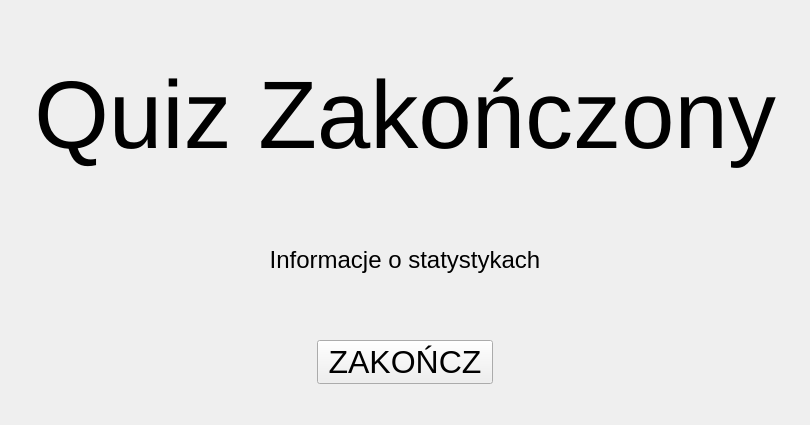
Qt form Kolokwiarz/gui/endwindow.ui (RidicolusL3vel/Kolokwiarz) before a commit.
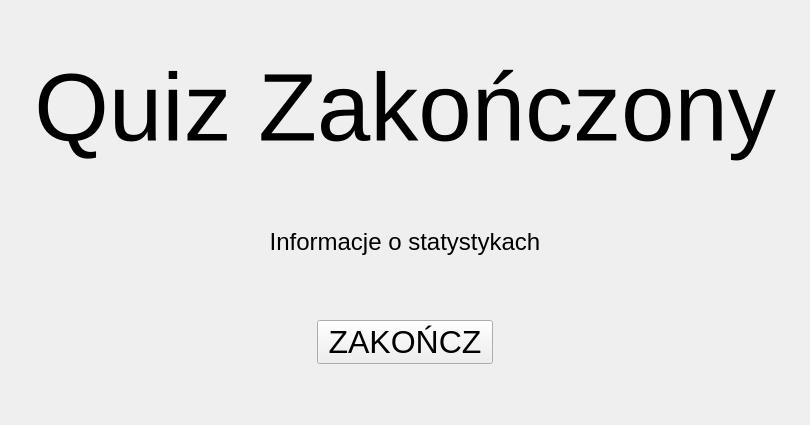
The same form after that commit.

```diff
--- a/Kolokwiarz/gui/endwindow.ui
+++ b/Kolokwiarz/gui/endwindow.ui
@@ -41,12 +41,12 @@
         <enum>Qt::Orientation::Vertical</enum>
        </property>
        <property name="sizeType">
-        <enum>QSizePolicy::Policy::Fixed</enum>
+        <enum>QSizePolicy::Policy::MinimumExpanding</enum>
        </property>
        <property name="sizeHint" stdset="0">
         <size>
          <width>20</width>
-         <height>30</height>
+         <height>50</height>
         </size>
        </property>
       </spacer>
```
